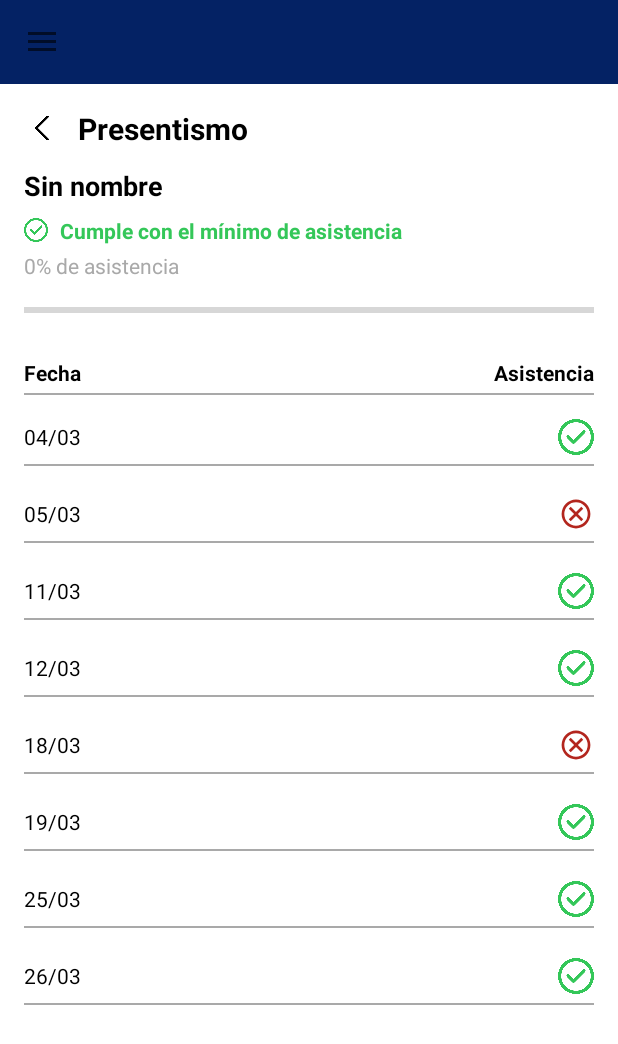
After one commit to juan4450/TPfinal-Mobile, an Android app built with Jetpack Compose: the PresentismoActivity screen opened directly, with no data from a screen before it, on a phone screen of 412 x 824 dp. The commit adds this screen. Shown: the top 1044 px of the screen. Run offline under Robolectric (Android 15) with nearby library versions, the phone set to English and light mode, and no system bars.

Commit message:
Agrego pantalla de Presentismo

```diff
--- a/app/src/main/AndroidManifest.xml
+++ b/app/src/main/AndroidManifest.xml
@@ -20,6 +20,7 @@
         <activity android:name=".PerfilActivity" />
         <activity android:name=".CalificacionActivity" android:exported="false"/>
         <activity android:name=".DetalleVencimientoActivity" />
+        <activity android:name=".PresentismoActivity" android:exported="false" />
 
         <activity
             android:name=".HomeActivity"
--- /dev/null
+++ b/app/src/main/java/com/example/tpfinalmobile/Asistencia.kt
@@ -0,0 +1,6 @@
+package com.example.tpfinalmobile
+
+data class Asistencia(
+    val fecha: String,
+    val presente: Boolean
+)
--- a/app/src/main/java/com/example/tpfinalmobile/DetalleMateriaActivity.kt
+++ b/app/src/main/java/com/example/tpfinalmobile/DetalleMateriaActivity.kt
@@ -22,6 +22,8 @@ class DetalleMateriaActivity : AppCompatActivity(), NavigationView.OnNavigationI
     private lateinit var btnVolver: ImageView
     private lateinit var btnVerVencimientos: TextView
     private lateinit var cardCalificaciones: MaterialCardView
+    private lateinit var cardPresentismo: MaterialCardView
+
 
     override fun onCreate(savedInstanceState: Bundle?) {
         super.onCreate(savedInstanceState)
@@ -93,6 +95,17 @@ class DetalleMateriaActivity : AppCompatActivity(), NavigationView.OnNavigationI
             intent.putExtra("materia", materia)
             startActivity(intent)
         }
+
+        cardPresentismo = findViewById(R.id.cardPresentismo)
+        cardPresentismo.setOnClickListener {
+            materia?.let {
+            val intent = Intent(this, PresentismoActivity::class.java)
+            intent.putExtra("usuario", usuario)
+            intent.putExtra("materia", it.nombre)
+            intent.putExtra("presentismo", it.presentismo)
+            startActivity(intent)
+            }
+        }
     }
 
     override fun onBackPressed() {
--- /dev/null
+++ b/app/src/main/java/com/example/tpfinalmobile/PresentismoActivity.kt
@@ -0,0 +1,71 @@
+package com.example.tpfinalmobile
+
+import android.content.Intent
+import android.os.Bundle
+import android.view.MenuItem
+import androidx.appcompat.app.ActionBarDrawerToggle
+import androidx.appcompat.app.AppCompatActivity
+import androidx.appcompat.widget.Toolbar
+import androidx.core.view.GravityCompat
+import androidx.drawerlayout.widget.DrawerLayout
+import com.google.android.material.navigation.NavigationView
+
+class PresentismoActivity : AppCompatActivity(), NavigationView.OnNavigationItemSelectedListener {
+
+    private lateinit var drawerLayout: DrawerLayout
+    private lateinit var navigationView: NavigationView
+    private lateinit var toolbar: Toolbar
+
+    override fun onCreate(savedInstanceState: Bundle?) {
+        super.onCreate(savedInstanceState)
+        setContentView(R.layout.activity_presentismo)
+
+        // Toolbar
+        toolbar = findViewById(R.id.toolbar)
+        setSupportActionBar(toolbar)
+        supportActionBar?.setDisplayShowTitleEnabled(false)
+
+        // Drawer
+        drawerLayout = findViewById(R.id.drawer_layout)
+        navigationView = findViewById(R.id.nav_view)
+        navigationView.setNavigationItemSelectedListener(this)
+
+        val toggle = ActionBarDrawerToggle(
+            this, drawerLayout, toolbar,
+            R.string.navigation_drawer_open,
+            R.string.navigation_drawer_close
+        )
+        drawerLayout.addDrawerListener(toggle)
+        toggle.syncState()
+
+        // Cargo el fragment sólo si es la primera vez
+        if (savedInstanceState == null) {
+            val materia = intent.getStringExtra("materia") ?: "Sin nombre"
+            val presentismo = intent.getIntExtra("presentismo", 0)
+            val fragment = PresentismoFragment.newInstance(materia, presentismo)
+            supportFragmentManager.beginTransaction()
+                .replace(R.id.fragment_container, fragment)
+                .commit()
+        }
+    }
+
+    override fun onNavigationItemSelected(item: MenuItem): Boolean {
+        when (item.itemId) {
+            R.id.nav_home -> startActivity(Intent(this, HomeActivity::class.java))
+            R.id.nav_materias -> startActivity(Intent(this, MateriasActivity::class.java))
+            R.id.nav_cronograma -> startActivity(Intent(this, CronogramaActivity::class.java))
+            R.id.nav_vencimientos -> startActivity(Intent(this, VencimientosActivity::class.java))
+            R.id.nav_perfil -> startActivity(Intent(this, PerfilActivity::class.java))
+        }
+        drawerLayout.closeDrawer(GravityCompat.START)
+        return true
+    }
+
+    override fun onBackPressed() {
+        if (drawerLayout.isDrawerOpen(GravityCompat.START)) {
+            drawerLayout.closeDrawer(GravityCompat.START)
+        } else {
+            super.onBackPressed()
+        }
+    }
+}
--- /dev/null
+++ b/app/src/main/java/com/example/tpfinalmobile/PresentismoAdapter.kt
@@ -0,0 +1,45 @@
+package com.example.tpfinalmobile
+
+import android.view.LayoutInflater
+import android.view.View
+import android.view.ViewGroup
+import android.widget.ImageView
+import android.widget.TextView
+import androidx.recyclerview.widget.RecyclerView
+import com.example.tpfinalmobile.R
+import com.example.tpfinalmobile.Asistencia
+
+class PresentismoAdapter ( // Adapter para mostrar lista de objetos Asistencia en RecyclerView
+
+    private val asistencias: List<Asistencia>
+) : RecyclerView.Adapter<PresentismoAdapter.AsistenciaViewHolder>() {
+
+    // ViewHolder que representa cada ítem individual del RecyclerView
+    class AsistenciaViewHolder(itemView: View) : RecyclerView.ViewHolder(itemView) {
+        val tvFecha: TextView = itemView.findViewById(R.id.tvFecha)
+        val ivAsistencia: ImageView = itemView.findViewById(R.id.ivAsistencia)
+    }
+
+    // Se llama cuando el RecyclerView necesita crear un nuevo ViewHolder
+    override fun onCreateViewHolder(parent: ViewGroup, viewType: Int): AsistenciaViewHolder {
+        val view = LayoutInflater.from(parent.context).inflate(R.layout.item_asistencia, parent, false)
+        return AsistenciaViewHolder(view)
+    }
+
+    // Se llama para mostrar los datos en la posición especificada
+    override fun onBindViewHolder(holder: AsistenciaViewHolder, position: Int) {
+        val asistencia = asistencias[position]
+        holder.tvFecha.text = asistencia.fecha
+
+        if (asistencia.presente) {
+            holder.ivAsistencia.setImageResource(R.drawable.ic_check)
+            holder.ivAsistencia.setColorFilter(holder.itemView.context.getColor(R.color.success))
+        } else {
+            holder.ivAsistencia.setImageResource(R.drawable.ic_close)
+            holder.ivAsistencia.setColorFilter(holder.itemView.context.getColor(R.color.error))
+        }
+    }
+
+    // Devuelve la cantidad total de ítems a mostrar
+    override fun getItemCount(): Int = asistencias.size
+}
--- /dev/null
+++ b/app/src/main/java/com/example/tpfinalmobile/PresentismoFragment.kt
@@ -0,0 +1,88 @@
+package com.example.tpfinalmobile
+
+import android.view.LayoutInflater
+import android.os.Bundle
+import android.view.View
+import android.view.ViewGroup
+import android.widget.ImageView
+import android.widget.ProgressBar
+import android.widget.TextView
+import androidx.fragment.app.Fragment
+import androidx.recyclerview.widget.LinearLayoutManager
+import androidx.recyclerview.widget.RecyclerView
+
+class PresentismoFragment : Fragment() {
+
+    private lateinit var recyclerView: RecyclerView // Muestra lista de asistencias
+    private lateinit var adapter: PresentismoAdapter // Enlaza datos de asistencia con viste de RecyclerView
+    private var nombreMateria: String? = null
+    private var porcentajePresentismo: Int = 0
+
+    override fun onCreate(savedInstanceState: Bundle?) {
+        super.onCreate(savedInstanceState)
+        nombreMateria = arguments?.getString(ARG_MATERIA) // Obtiene el nombre de la materia del Bundle de argumentos
+        porcentajePresentismo = arguments?.getInt(ARG_PRESENTISMO) ?: 0 // Obtiene el porcentaje de presentismo; si no existe, usa 0
+    }
+
+    override fun onCreateView(
+        inflater: LayoutInflater, container: ViewGroup?,
+        savedInstanceState: Bundle?
+    ): View? {
+        return inflater.inflate(R.layout.fragment_presentismo, container, false)
+    }
+
+    override fun onViewCreated(view: View, savedInstanceState: Bundle?) {
+        super.onViewCreated(view, savedInstanceState)
+
+        // Asigna el nombre de la materia al TextView correspondiente
+        view.findViewById<TextView>(R.id.tvMateria).text = nombreMateria
+
+        // Muestra el porcentaje de presentismo en texto
+        view.findViewById<TextView>(R.id.tvPorcentaje).text = "$porcentajePresentismo% de asistencia"
+
+        // Configura la ProgressBar con el porcentaje recibido
+        val progressBar = view.findViewById<ProgressBar>(R.id.progressBarHorizontal)
+        progressBar.progress = porcentajePresentismo
+
+        // Inicializa el RecyclerView y su layout manager (lista vertical)
+        recyclerView = view.findViewById(R.id.recyclerAsistencias)
+        recyclerView.layoutManager = LinearLayoutManager(requireContext())
+
+        val btnVolver = view.findViewById<ImageView>(R.id.btnVolver)
+        btnVolver.setOnClickListener {
+            requireActivity().finish()
+        }
+
+        // Lista mock de asistencias (fecha y presente/ausente)
+        val listaAsistencia = listOf(
+            Asistencia("04/03", true),
+            Asistencia("05/03", false),
+            Asistencia("11/03", true),
+            Asistencia("12/03", true),
+            Asistencia("18/03", false),
+            Asistencia("19/03", true),
+            Asistencia("25/03", true),
+            Asistencia("26/03", true)
+        )
+
+        // Crea el Adapter con la lista y lo asigna al RecyclerView
+        adapter = PresentismoAdapter(listaAsistencia)
+        recyclerView.adapter = adapter
+    }
+
+    companion object {
+        // Clave para nombre de materia y porcentaje de presentismo en el Bundle de argumentos
+        private const val ARG_MATERIA = "materia"
+        private const val ARG_PRESENTISMO = "presentismo"
+
+        // Crea una nueva instancia del fragment con el nombre de la materia y el porcentaje de presentismo
+        fun newInstance(materia: String, presentismo: Int): PresentismoFragment {
+            val fragment = PresentismoFragment()
+            val args = Bundle()
+            args.putString(ARG_MATERIA, materia)
+            args.putInt(ARG_PRESENTISMO, presentismo)
+            fragment.arguments = args
+            return fragment
+        }
+    }
+}
--- /dev/null
+++ b/app/src/main/res/drawable/ic_close.xml
@@ -0,0 +1,9 @@
+<vector xmlns:android="http://schemas.android.com/apk/res/android"
+    android:width="20dp"
+    android:height="20dp"
+    android:viewportWidth="960"
+    android:viewportHeight="960">
+  <path
+      android:pathData="m339,672 l141,-141 141,141 51,-51 -141,-141 141,-141 -51,-51 -141,141 -141,-141 -51,51 141,141 -141,141 51,51ZM480,864q-79,0 -149,-30t-122.5,-82.5Q156,699 126,629T96,480q0,-80 30,-149.5t82.5,-122Q261,156 331,126t149,-30q80,0 149.5,30t122,82.5Q804,261 834,330.5T864,480q0,79 -30,149t-82.5,122.5Q699,804 629.5,834T480,864ZM480,792q130,0 221,-91t91,-221q0,-130 -91,-221t-221,-91q-130,0 -221,91t-91,221q0,130 91,221t221,91ZM480,480Z"
+      android:fillColor="#E6E6E6"/>
+</vector>
--- /dev/null
+++ b/app/src/main/res/drawable/progress_bar.xml
@@ -0,0 +1,15 @@
+<?xml version="1.0" encoding="utf-8"?>
+<layer-list xmlns:android="http://schemas.android.com/apk/res/android">
+    <item android:id="@android:id/background">
+        <shape android:shape="rectangle">
+            <solid android:color="@color/menu_icon_gray"/>
+        </shape>
+    </item>
+    <item android:id="@android:id/progress">
+        <clip>
+            <shape android:shape="rectangle">
+                <solid android:color="@color/progressBar"/>
+            </shape>
+        </clip>
+    </item>
+</layer-list>
--- a/app/src/main/res/layout/activity_calificacion.xml
+++ b/app/src/main/res/layout/activity_calificacion.xml
@@ -110,7 +110,7 @@
                     android:layout_height="wrap_content"
                     android:max="100"
                     android:progress="88"
-                    android:progressTint="@color/grisOscuro"
+                    android:progressTint="@color/progressBar"
                     android:indeterminateTint="@color/colorPrimary"
                     android:layout_marginBottom="24dp" />
 
--- /dev/null
+++ b/app/src/main/res/layout/activity_presentismo.xml
@@ -0,0 +1,43 @@
+<?xml version="1.0" encoding="utf-8"?>
+<androidx.drawerlayout.widget.DrawerLayout
+    xmlns:android="http://schemas.android.com/apk/res/android"
+    xmlns:app="http://schemas.android.com/apk/res-auto"
+    xmlns:tools="http://schemas.android.com/tools"
+    android:id="@+id/drawer_layout"
+    android:layout_width="match_parent"
+    android:layout_height="match_parent"
+    android:fitsSystemWindows="true">
+
+    <LinearLayout
+        android:layout_width="match_parent"
+        android:layout_height="match_parent"
+        android:orientation="vertical">
+
+        <!-- Toolbar -->
+        <androidx.appcompat.widget.Toolbar
+            android:id="@+id/toolbar"
+            android:layout_width="match_parent"
+            android:layout_height="?attr/actionBarSize"
+            android:background="@color/colorPrimary"
+            android:titleTextColor="@android:color/white"
+            app:popupTheme="@style/ThemeOverlay.AppCompat.Light" />
+
+        <!-- Contenedor del Fragment -->
+        <FrameLayout
+            android:id="@+id/fragment_container"
+            android:layout_width="match_parent"
+            android:layout_height="match_parent"
+            tools:context=".PresentismoActivity" />
+    </LinearLayout>
+
+    <!-- Menú lateral -->
+    <com.google.android.material.navigation.NavigationView
+        android:id="@+id/nav_view"
+        android:layout_width="wrap_content"
+        android:layout_height="match_parent"
+        android:layout_gravity="start"
+        android:fitsSystemWindows="true"
+        app:headerLayout="@layout/nav_header_home"
+        app:menu="@menu/activity_home_drawer" />
+
+</androidx.drawerlayout.widget.DrawerLayout>
--- /dev/null
+++ b/app/src/main/res/layout/fragment_presentismo.xml
@@ -0,0 +1,139 @@
+<?xml version="1.0" encoding="utf-8"?>
+<ScrollView
+    xmlns:android="http://schemas.android.com/apk/res/android"
+    xmlns:app="http://schemas.android.com/apk/res-auto"
+    xmlns:tools="http://schemas.android.com/tools"
+    android:layout_width="match_parent"
+    android:layout_height="match_parent"
+    android:padding="16dp">
+
+    <LinearLayout
+        android:layout_width="match_parent"
+        android:layout_height="wrap_content"
+        android:orientation="vertical">
+
+        <LinearLayout
+            android:layout_width="match_parent"
+            android:layout_height="wrap_content"
+            android:orientation="horizontal"
+            android:gravity="center_vertical"
+            android:layout_marginBottom="12dp">
+
+            <!-- Botón volver -->
+            <ImageView
+                android:id="@+id/btnVolver"
+                android:layout_width="24dp"
+                android:layout_height="24dp"
+                android:src="@drawable/ic_back"
+                android:contentDescription="@string/volver"
+                android:layout_marginEnd="12dp" />
+
+            <!-- Título -->
+            <TextView
+                android:id="@+id/tvTitulo"
+                android:layout_width="wrap_content"
+                android:layout_height="wrap_content"
+                android:text="@string/presentismo_titulo"
+                android:textSize="20sp"
+                android:textStyle="bold"
+                android:textColor="@android:color/black" />
+        </LinearLayout>
+
+        <!-- Nombre de la materia -->
+        <TextView
+            android:id="@+id/tvMateria"
+            android:layout_width="wrap_content"
+            android:layout_height="wrap_content"
+            android:text=""
+            android:textSize="18sp"
+            android:textStyle="bold"
+            android:textColor="@color/black"
+            android:layout_marginBottom="8dp" />
+
+        <LinearLayout
+            android:layout_width="match_parent"
+            android:layout_height="wrap_content"
+            android:orientation="horizontal"
+            android:gravity="center_vertical"
+            android:layout_marginBottom="4dp">
+
+            <!-- Icono check -->
+            <ImageView
+                android:layout_width="16dp"
+                android:layout_height="16dp"
+                android:src="@drawable/ic_check"
+                app:tint="@color/success"
+                android:layout_marginEnd="8dp" />
+
+            <!-- Condición de asistencia -->
+            <TextView
+                android:id="@+id/tvCondicion"
+                android:layout_width="wrap_content"
+                android:layout_height="wrap_content"
+                android:text="@string/asistencia_condicion"
+                android:textSize="14sp"
+                android:textStyle="bold"
+                android:textColor="@color/success"/>
+        </LinearLayout>
+
+        <!-- Porcentaje de asistencia -->
+        <TextView
+            android:id="@+id/tvPorcentaje"
+            android:layout_width="match_parent"
+            android:layout_height="wrap_content"
+            android:text="75% de asistencia"
+            android:textSize="14sp"
+            android:layout_marginBottom="12dp"
+            android:textColor="@color/menu_icon_gray" />
+
+        <!-- Barra de progreso -->
+        <ProgressBar
+            android:id="@+id/progressBarHorizontal"
+            style="?android:attr/progressBarStyleHorizontal"
+            android:layout_width="match_parent"
+            android:layout_height="wrap_content"
+            android:max="100"
+            android:progress="88"
+            android:progressTint="@color/progressBar"
+            android:indeterminateTint="@color/colorPrimary"
+            android:layout_marginBottom="24dp" />
+
+        <LinearLayout
+            android:layout_width="match_parent"
+            android:layout_height="wrap_content"
+            android:orientation="horizontal"
+            android:paddingBottom="4dp">
+
+            <TextView
+                android:layout_width="0dp"
+                android:layout_weight="1"
+                android:text="@string/asistencia_fecha"
+                android:textStyle="bold"
+                android:textSize="14sp"
+                android:layout_height="wrap_content"
+                android:textColor="@color/black"/>
+
+            <TextView
+                android:layout_width="0dp"
+                android:layout_weight="1"
+                android:text="@string/asistencia"
+                android:textStyle="bold"
+                android:textSize="14sp"
+                android:gravity="end"
+                android:layout_height="wrap_content"
+                android:textColor="@color/black"/>
+        </LinearLayout>
+
+        <View
+            android:layout_width="match_parent"
+            android:layout_height="1dp"
+            android:background="@color/menu_icon_gray"
+            android:layout_marginBottom="8dp" />
+
+        <androidx.recyclerview.widget.RecyclerView
+            android:id="@+id/recyclerAsistencias"
+            android:layout_width="match_parent"
+            android:layout_height="wrap_content"
+            android:nestedScrollingEnabled="false" />
+    </LinearLayout>
+</ScrollView>
--- /dev/null
+++ b/app/src/main/res/layout/item_asistencia.xml
@@ -0,0 +1,39 @@
+<?xml version="1.0" encoding="utf-8"?>
+<LinearLayout xmlns:android="http://schemas.android.com/apk/res/android"
+    xmlns:app="http://schemas.android.com/apk/res-auto"
+    android:layout_width="match_parent"
+    android:layout_height="wrap_content"
+    android:orientation="vertical"
+    android:paddingVertical="8dp"
+    android:layout_marginBottom="4dp"
+    android:background="@android:color/transparent">
+
+    <LinearLayout
+        android:layout_width="match_parent"
+        android:layout_height="wrap_content"
+        android:orientation="horizontal"
+        android:gravity="center_vertical">
+
+        <TextView
+            android:id="@+id/tvFecha"
+            android:layout_width="0dp"
+            android:layout_weight="1"
+            android:layout_height="wrap_content"
+            android:text="04/03"
+            android:textSize="14sp"
+            android:textColor="@color/black"/>
+
+        <ImageView
+            android:id="@+id/ivAsistencia"
+            android:layout_width="24dp"
+            android:layout_height="24dp"
+            android:src="@drawable/ic_check"
+            app:tint="@color/success" />
+    </LinearLayout>
+
+    <View
+        android:layout_width="match_parent"
+        android:layout_height="1dp"
+        android:layout_marginTop="6dp"
+        android:background="@color/menu_icon_gray" />
+</LinearLayout>
--- a/app/src/main/res/values/colors.xml
+++ b/app/src/main/res/values/colors.xml
@@ -14,12 +14,14 @@
     <color name="hintGray">#9E9E9E</color>
     <color name="inputBorder">#DDDDDD</color>
     <color name="grisOscuro">#666666</color>
-    <color name="success">#5bd17a</color>
+    <color name="success">#34C759</color>
+    <color name="error">#B3261E</color>
     <color name="button">#1AA49F</color>
     <color name="colorMateria1">#005B58</color>
     <color name="colorMateria2">#4765A4</color>
     <color name="colorMateria3">#614AA9</color>
     <color name="colorMateria4">#2B56B2</color>
     <color name="header_color_default">#0D1B54</color>
+    <color name="progressBar">#FF6301</color>
 
 </resources>
--- a/app/src/main/res/values/strings.xml
+++ b/app/src/main/res/values/strings.xml
@@ -123,4 +123,9 @@
     <string name="estado_regular">Regular</string>
     <string name="estado_libre">Libre</string>
 
+    <!-- Presentismo -->
+    <string name="asistencia_condicion">Cumple con el mínimo de asistencia</string>
+    <string name="asistencia_fecha">Fecha</string>
+    <string name="asistencia">Asistencia</string>
+
 </resources>
```
Also changed, not shown: 1 other file.
